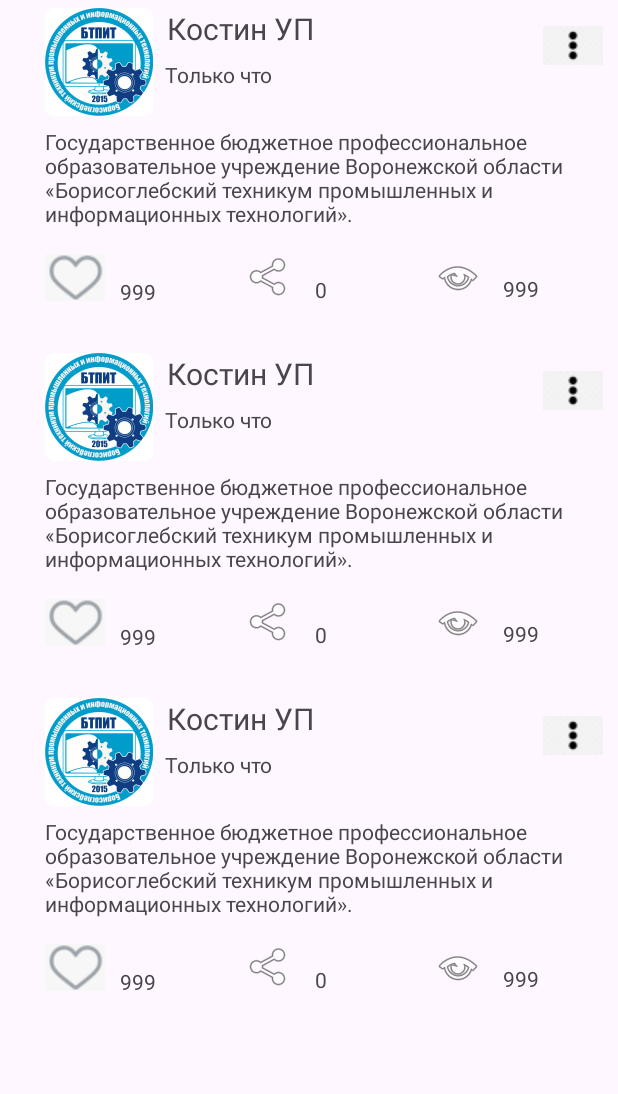
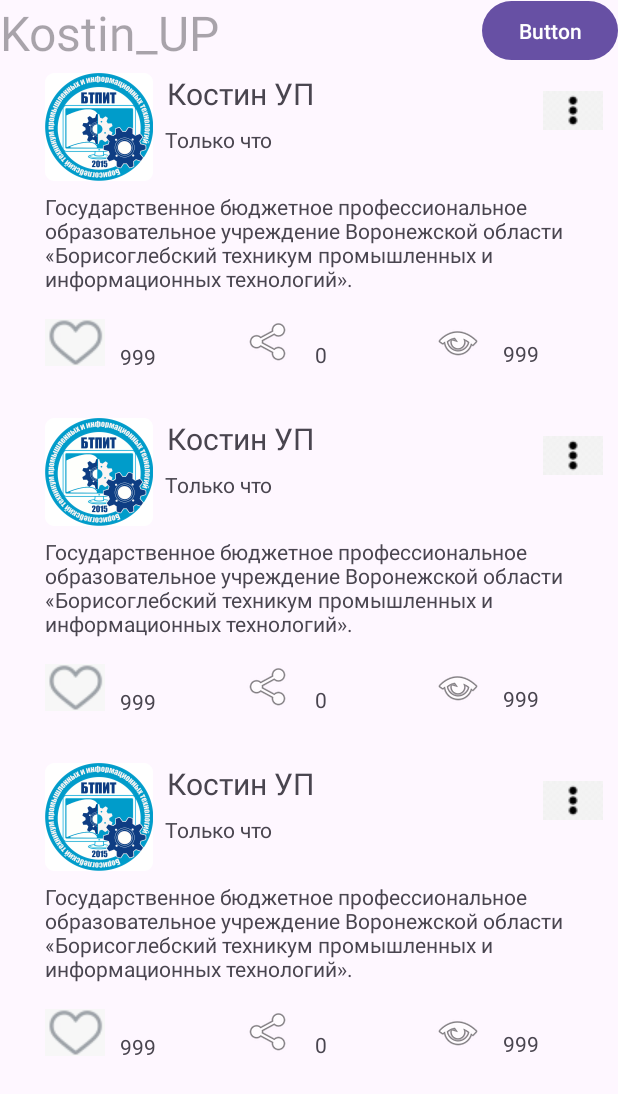
Before and after one commit to Adverseir/Ex_1, an Android app built with Jetpack Compose: the layout activity_main2.xml on its own in the app's theme, with its tools: preview values and no code run, on a phone screen of 412 x 824 dp. Shown: the top 1094 px of the screen. Run offline under Robolectric (Android 15) with nearby library versions, the phone set to English and light mode, and no system bars.

Commit message:
Task 7 pochti done

```diff
--- a/app/src/main/java/com/example/kostin_up/Post.kt
+++ b/app/src/main/java/com/example/kostin_up/Post.kt
@@ -8,5 +8,4 @@ data class Post(
     val textData: String,
     val imageLike: Boolean = false,
     var amountLike: Int,
-    var removeById: Long
 )
--- a/app/src/main/res/layout/activity_main2.xml
+++ b/app/src/main/res/layout/activity_main2.xml
@@ -1,15 +1,46 @@
 <?xml version="1.0" encoding="utf-8"?>
-<FrameLayout xmlns:android="http://schemas.android.com/apk/res/android"
+<androidx.constraintlayout.widget.ConstraintLayout xmlns:android="http://schemas.android.com/apk/res/android"
     xmlns:app="http://schemas.android.com/apk/res-auto"
     xmlns:tools="http://schemas.android.com/tools"
     android:layout_width="match_parent"
     android:layout_height="match_parent"
     tools:context=".MainActivity2">
+
+    <EditText
+        android:id="@+id/editText"
+
+        android:layout_width="match_parent"
+        android:layout_height="wrap_content"
+        android:background="@android:color/transparent"
+        android:hint="@string/app_name"
+        android:inputType="textMultiLine"
+
+        android:textSize="32dp"
+        app:layout_constraintStart_toStartOf="parent"
+        app:layout_constraintTop_toTopOf="parent" />
+
     <androidx.recyclerview.widget.RecyclerView
         android:id="@+id/list"
+
         android:layout_width="match_parent"
-        android:layout_height="match_parent"
+        android:layout_height="0dp"
         app:layoutManager="androidx.recyclerview.widget.LinearLayoutManager"
-        tools:listitem="@layout/card_post"
-       />
-</FrameLayout>
+        app:layout_constraintStart_toStartOf="parent"
+app:layout_constraintBottom_toBottomOf="parent"
+        app:layout_constraintTop_toBottomOf="@+id/editText"
+        tools:listitem="@layout/card_post" />
+
+    <Button
+        android:id="@+id/buttonSave"
+        android:layout_width="wrap_content"
+        android:layout_height="wrap_content"
+        android:layout_marginBottom="4dp"
+        android:text="Button"
+        app:layout_constraintBottom_toBottomOf="@+id/editText"
+        app:layout_constraintEnd_toEndOf="@+id/editText"
+        app:layout_constraintHorizontal_bias="1.0"
+        app:layout_constraintStart_toStartOf="@+id/editText"
+        app:layout_constraintTop_toTopOf="@+id/editText" />
+
+
+</androidx.constraintlayout.widget.ConstraintLayout>
--- a/app/src/main/res/layout/card_post.xml
+++ b/app/src/main/res/layout/card_post.xml
@@ -159,7 +159,7 @@
             app:layout_constraintVertical_bias="0.0" />
 
         <ImageButton
-            android:id="@+id/removeById"
+            android:id="@+id/menuLol"
             android:layout_width="40dp"
             android:layout_height="40dp"
             android:background="#00000000"
--- /dev/null
+++ b/app/src/main/res/menu/options_post.xml
@@ -0,0 +1,4 @@
+<?xml version="1.0" encoding="utf-8"?>
+<menu xmlns:android="http://schemas.android.com/apk/res/android">
+<item android:id="@+id/remove" android:title="Удалить"/>
+</menu>
--- /dev/null
+++ b/app/src/main/res/values/ids.xml
@@ -0,0 +1,4 @@
+<?xml version="1.0" encoding="utf-8"?>
+<resources>
+    <item name="buttonsave" type="id" />
+</resources>
```
Also changed, not shown: app/src/main/java/com/example/kostin_up/MainActivity2.kt (+34 -3 lines), app/src/main/java/com/example/kostin_up/PostRepository.kt (+68 -23 lines), app/src/main/java/com/example/kostin_up/PostViewHolder.kt (+19 -2 lines), app/src/main/java/com/example/kostin_up/PostsAdapter.kt (+5 -5 lines).
